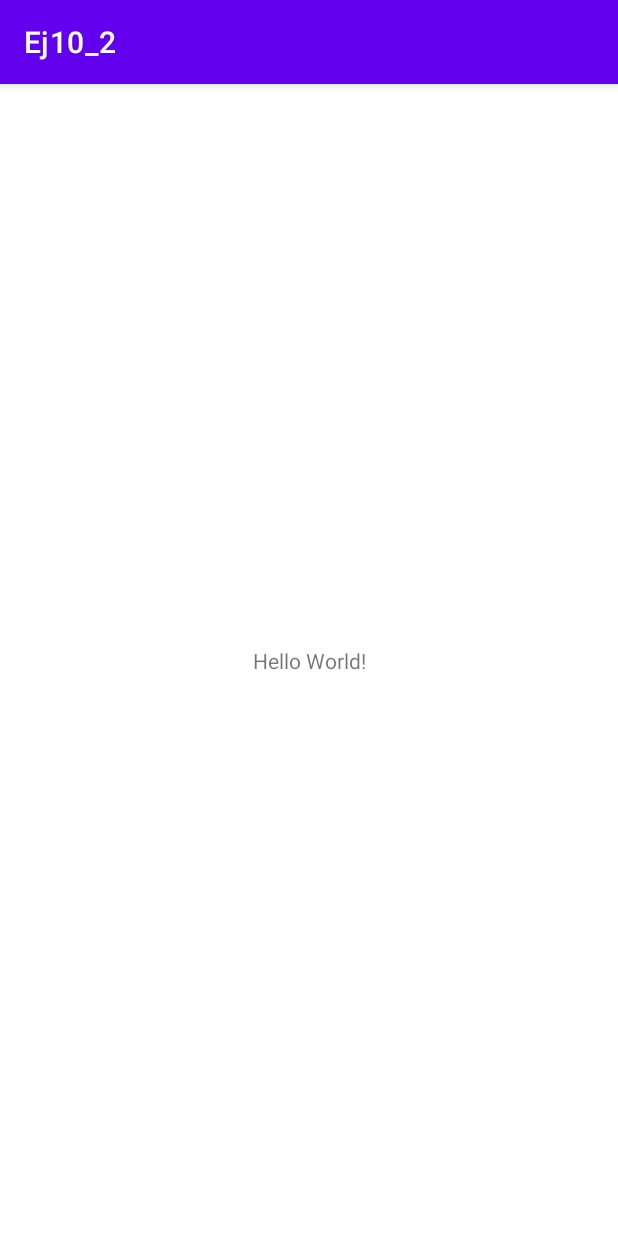
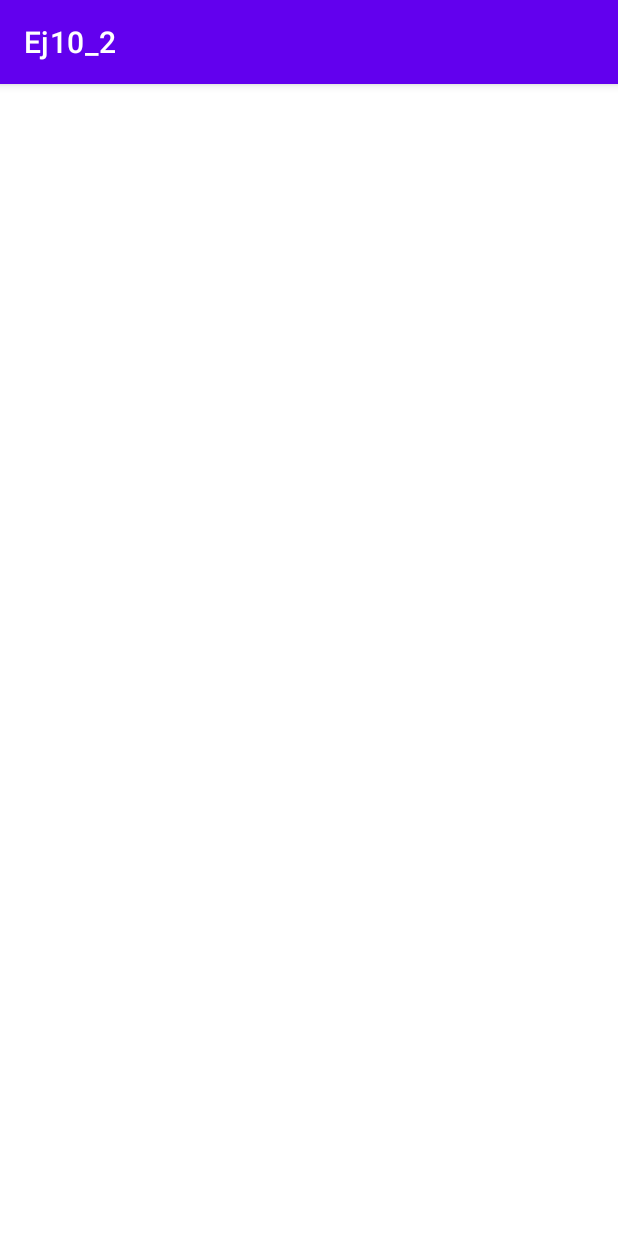
Before and after one commit to ValentinoBorgo/IesMap, an Android app: the screen it shows after launch (MainActivity), on a phone screen of 412 x 824 dp. Run offline under Robolectric (Android 15) with nearby library versions, the phone set to English and light mode, and no system bars.

Commit message:
Primer commit de la rama priact

```diff
--- a/app/src/main/res/layout/activity_main.xml
+++ b/app/src/main/res/layout/activity_main.xml
@@ -6,13 +6,29 @@
     android:layout_height="match_parent"
     tools:context=".MainActivity">
 
-    <TextView
-        android:layout_width="wrap_content"
-        android:layout_height="wrap_content"
-        android:text="Hello World!"
-        app:layout_constraintBottom_toBottomOf="parent"
-        app:layout_constraintLeft_toLeftOf="parent"
-        app:layout_constraintRight_toRightOf="parent"
-        app:layout_constraintTop_toTopOf="parent" />
+    <LinearLayout
+        android:layout_width="match_parent"
+        android:layout_height="match_parent"
+        android:orientation="vertical">
 
+        <LinearLayout
+            android:layout_width="match_parent"
+            android:layout_height="match_parent"
+            android:orientation="horizontal"></LinearLayout>
+
+        <LinearLayout
+            android:layout_width="match_parent"
+            android:layout_height="match_parent"
+            android:orientation="horizontal"></LinearLayout>
+
+        <LinearLayout
+            android:layout_width="match_parent"
+            android:layout_height="match_parent"
+            android:orientation="horizontal"></LinearLayout>
+
+        <LinearLayout
+            android:layout_width="match_parent"
+            android:layout_height="match_parent"
+            android:orientation="horizontal"></LinearLayout>
+    </LinearLayout>
 </androidx.constraintlayout.widget.ConstraintLayout>
```
